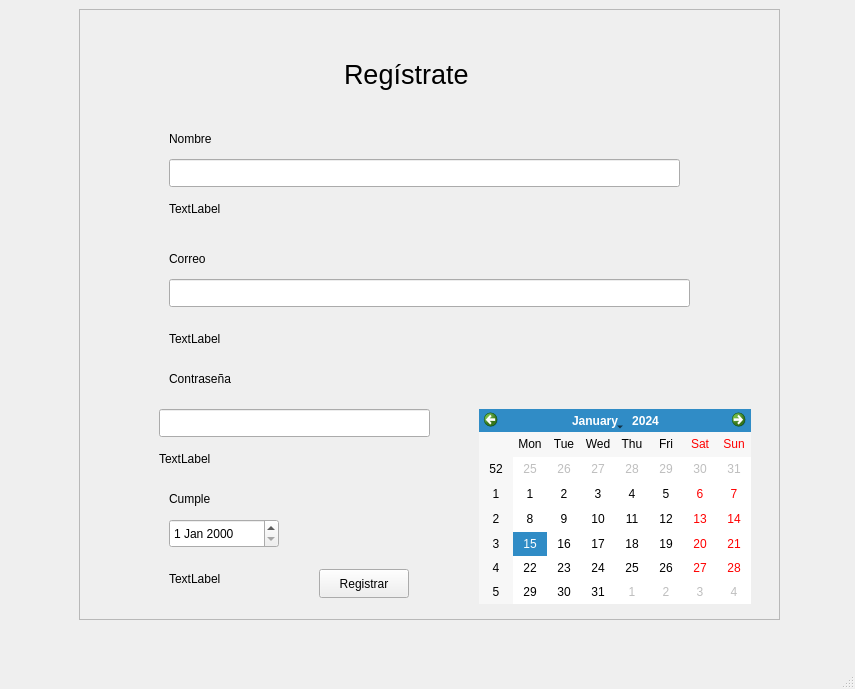
Above: proyecto/mainwindow.ui from anaasemad/IHM_carta before the change. Below: the same form after it.
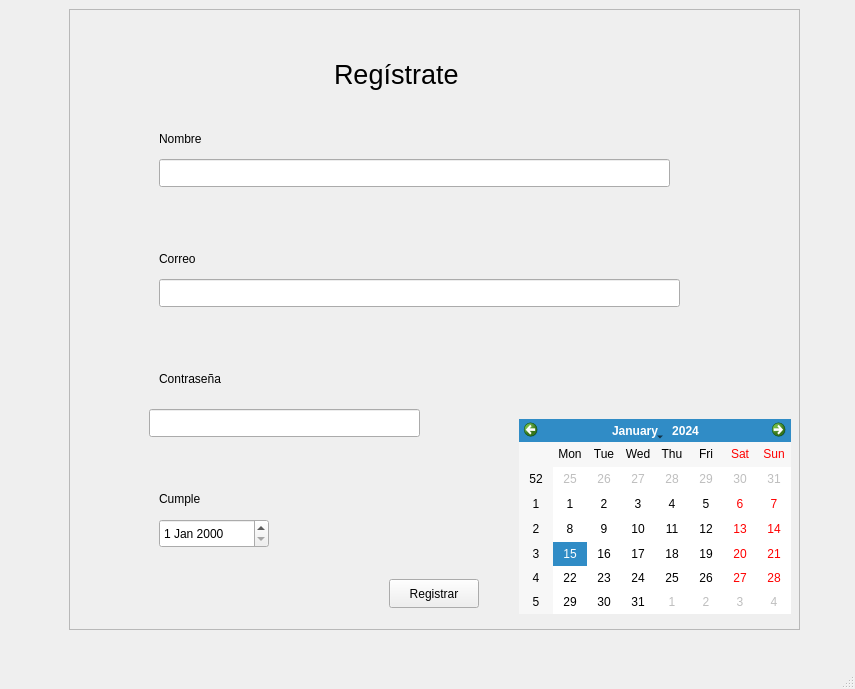
That is the form after the change.

Commit message: .cpp y .ui

```diff
--- a/proyecto/mainwindow.ui
+++ b/proyecto/mainwindow.ui
@@ -1550,10 +1550,10 @@
         <widget class="QFrame" name="recuadro_reg">
          <property name="geometry">
           <rect>
-           <x>80</x>
+           <x>70</x>
            <y>10</y>
-           <width>701</width>
-           <height>611</height>
+           <width>731</width>
+           <height>621</height>
           </rect>
          </property>
          <property name="frameShape">
@@ -1661,6 +1661,9 @@
             <height>28</height>
            </rect>
           </property>
+          <property name="echoMode">
+           <enum>QLineEdit::EchoMode::Password</enum>
+          </property>
          </widget>
          <widget class="QDateEdit" name="campo_cumple">
           <property name="geometry">
@@ -1675,8 +1678,8 @@
          <widget class="QCalendarWidget" name="calendario">
           <property name="geometry">
            <rect>
-            <x>400</x>
-            <y>400</y>
+            <x>450</x>
+            <y>410</y>
             <width>272</width>
             <height>195</height>
            </rect>
@@ -1685,8 +1688,8 @@
          <widget class="QPushButton" name="boton_registro">
           <property name="geometry">
            <rect>
-            <x>240</x>
-            <y>560</y>
+            <x>320</x>
+            <y>570</y>
             <width>90</width>
             <height>29</height>
            </rect>
@@ -1700,12 +1703,12 @@
            <rect>
             <x>90</x>
             <y>190</y>
-            <width>63</width>
+            <width>591</width>
             <height>20</height>
            </rect>
           </property>
           <property name="text">
-           <string>TextLabel</string>
+           <string/>
           </property>
          </widget>
          <widget class="QLabel" name="error_correo">
@@ -1713,12 +1716,12 @@
            <rect>
             <x>90</x>
             <y>320</y>
-            <width>63</width>
+            <width>511</width>
             <height>20</height>
            </rect>
           </property>
           <property name="text">
-           <string>TextLabel</string>
+           <string/>
           </property>
          </widget>
          <widget class="QLabel" name="error_pass">
@@ -1726,12 +1729,12 @@
            <rect>
             <x>80</x>
             <y>440</y>
-            <width>63</width>
+            <width>291</width>
             <height>20</height>
            </rect>
           </property>
           <property name="text">
-           <string>TextLabel</string>
+           <string/>
           </property>
          </widget>
          <widget class="QLabel" name="error_edad">
@@ -1739,12 +1742,12 @@
            <rect>
             <x>90</x>
             <y>560</y>
-            <width>63</width>
+            <width>151</width>
             <height>20</height>
            </rect>
           </property>
           <property name="text">
-           <string>TextLabel</string>
+           <string/>
           </property>
          </widget>
         </widget>
```
The commit also changes 1 other file.
